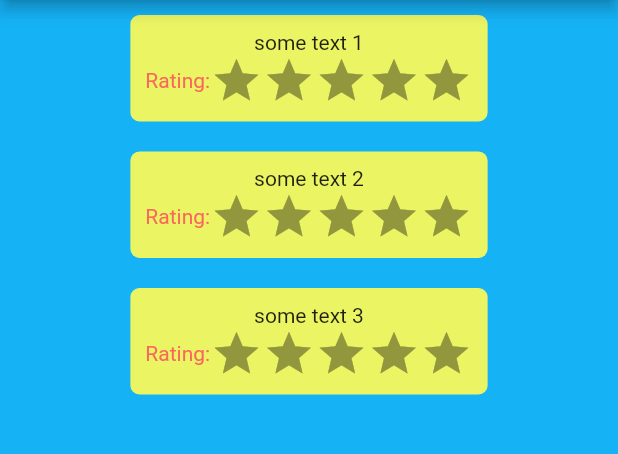
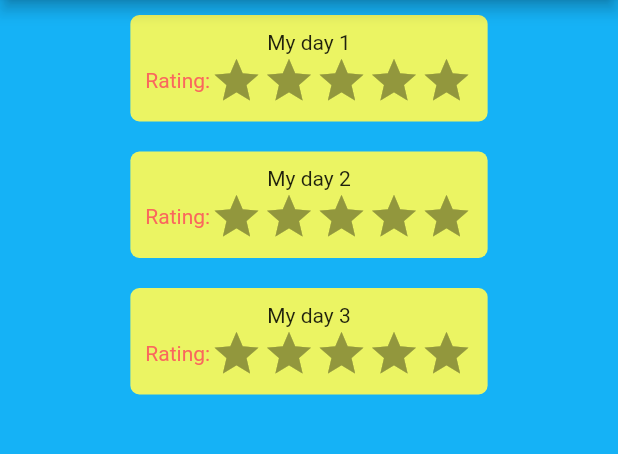
Before and after one commit to pilchsebastian88/my_days, a Flutter app: the MyDaysPage screen opened directly, on a phone screen of 412 x 824 dp, the part 84-538 px from its top. Run offline on Flutter 3.47's test engine with Material 2 defaults, Android fonts, the phone set to English and light mode, and no system bars; drawn by our look-alikes of flutter_rating_bar; our stand-ins replace google_fonts.

Commit message:
Organize files

```diff
--- a/lib/home/home_page.dart
+++ b/lib/home/home_page.dart
@@ -1,6 +1,6 @@
 import 'package:flutter/material.dart';
 import 'package:google_fonts/google_fonts.dart';
-import 'package:my_days/home/my_days_page.dart';
+import 'package:my_days/home/my_days/my_days_page.dart';
 
 class HomePage extends StatelessWidget {
   const HomePage({
--- /dev/null
+++ b/lib/home/my_days/my_days_page.dart
@@ -0,0 +1,42 @@
+import 'package:flutter/material.dart';
+import 'package:google_fonts/google_fonts.dart';
+import 'package:my_days/home/my_days/new_day_widget.dart';
+
+class MyDaysPage extends StatefulWidget {
+  const MyDaysPage({
+    Key? key,
+  }) : super(key: key);
+
+  @override
+  State<MyDaysPage> createState() => _MyDaysPageState();
+}
+
+class _MyDaysPageState extends State<MyDaysPage> {
+  @override
+  Widget build(BuildContext context) {
+    return Scaffold(
+      backgroundColor: const Color.fromARGB(236, 2, 172, 245),
+      appBar: AppBar(
+        title: Text(
+          'MyDays',
+          style: GoogleFonts.dancingScript(fontSize: 40, color: Colors.black),
+        ),
+        backgroundColor: const Color.fromARGB(236, 1, 189, 253),
+      ),
+      body: ListView(
+        children: [
+          Column(
+            children: const [
+              NewDayWidget('My day 1'),
+              NewDayWidget('My day 2'),
+              NewDayWidget('My day 3'),
+            ],
+          )
+        ],
+      ),
+      bottomSheet: Image.asset(
+        'images/bottomsheet_image.png',
+      ),
+    );
+  }
+}
--- a/lib/home/my_days_page.dart
+++ b/lib/home/my_days/new_day_widget.dart
@@ -1,45 +1,5 @@
 import 'package:flutter/material.dart';
 import 'package:flutter_rating_bar/flutter_rating_bar.dart';
-import 'package:google_fonts/google_fonts.dart';
-
-class MyDaysPage extends StatefulWidget {
-  const MyDaysPage({
-    Key? key,
-  }) : super(key: key);
-
-  @override
-  State<MyDaysPage> createState() => _MyDaysPageState();
-}
-
-class _MyDaysPageState extends State<MyDaysPage> {
-  @override
-  Widget build(BuildContext context) {
-    return Scaffold(
-      backgroundColor: const Color.fromARGB(236, 2, 172, 245),
-      appBar: AppBar(
-        title: Text(
-          'MyDays',
-          style: GoogleFonts.dancingScript(fontSize: 40, color: Colors.black),
-        ),
-        backgroundColor: const Color.fromARGB(236, 1, 189, 253),
-      ),
-      body: ListView(
-        children: [
-          Column(
-            children: const [
-              NewDayWidget('some text 1'),
-              NewDayWidget('some text 2'),
-              NewDayWidget('some text 3'),
-            ],
-          )
-        ],
-      ),
-      bottomSheet: Image.asset(
-        'images/bottomsheet_image.png',
-      ),
-    );
-  }
-}
 
 class NewDayWidget extends StatefulWidget {
   const NewDayWidget(
```
